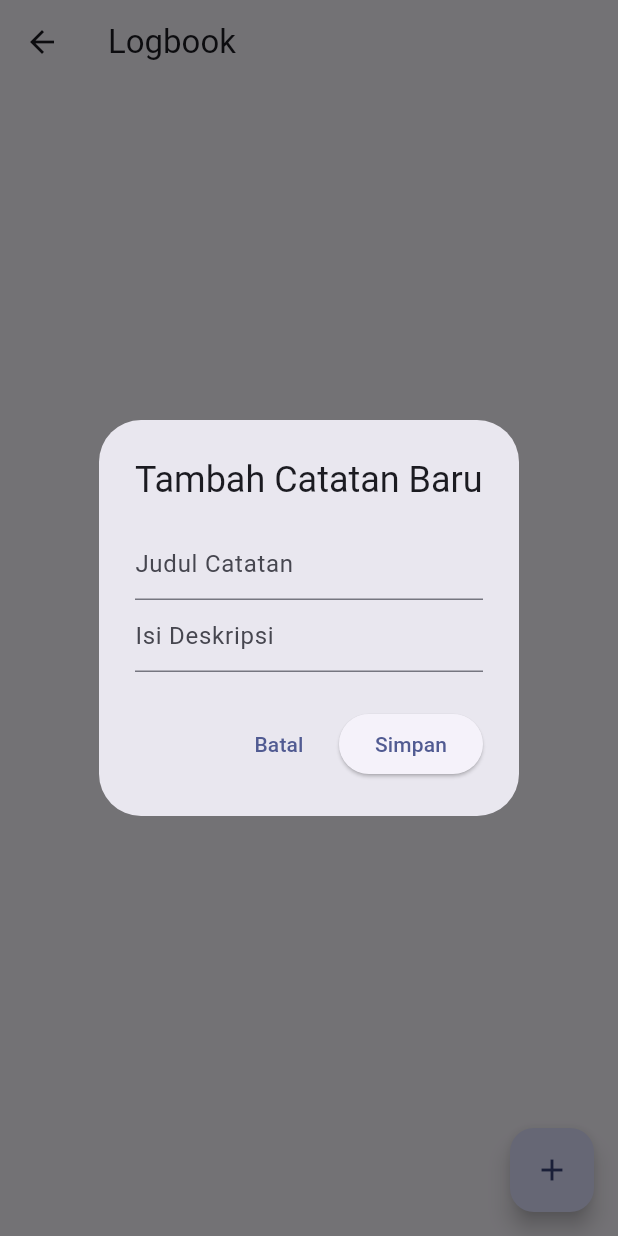
After one commit to SalmaArifahZahra/Proyek-4---MobileApp-1, a Flutter app: the LogView screen opened directly, after a tap on the "add" icon, on a phone screen of 412 x 824 dp. The commit adds this screen. Run offline on Flutter 3.47's test engine with Material 3 defaults, Android fonts, the phone set to English and light mode, and no system bars; our stand-ins replace lottie, shared_preferences; accounts and stored records are empty.

Commit message:
23/02/2026 add log_model, log_controller, log_view

```diff
--- /dev/null
+++ b/lib/features/logbook/log_controller.dart
@@ -0,0 +1,58 @@
+import 'dart:convert';
+import 'package:flutter/material.dart';
+import 'package:shared_preferences/shared_preferences.dart';
+import '../logbook/models/log_model.dart';
+
+class LogController {
+  final ValueNotifier<List<LogModel>> logsNotifier = ValueNotifier([]);
+  static const String _storageKey = 'user_logs_data';
+
+  LogController() {
+    loadFromDisk();
+  }
+
+  void addLog(String title, String desc) {
+    final newLog = LogModel(
+      title: title,
+      description: desc,
+      timestamp: DateTime.now().toString(),
+    );
+    logsNotifier.value = [...logsNotifier.value, newLog];
+    saveToDisk();
+  }
+
+  void updateLog(int index, String title, String desc) {
+    final currentLogs = List<LogModel>.from(logsNotifier.value);
+    currentLogs[index] = LogModel(
+      title: title,
+      description: desc,
+      timestamp: DateTime.now().toString(),
+    );
+    logsNotifier.value = currentLogs;
+    saveToDisk();
+  }
+
+  void removeLog(int index) {
+    final currentLogs = List<LogModel>.from(logsNotifier.value);
+    currentLogs.removeAt(index);
+    logsNotifier.value = currentLogs;
+    saveToDisk();
+  }
+
+  Future<void> saveToDisk() async {
+    final prefs = await SharedPreferences.getInstance();
+    final String encodedData = jsonEncode(
+      logsNotifier.value.map((e) => e.toMap()).toList(),
+    );
+    await prefs.setString(_storageKey, encodedData);
+  }
+
+  Future<void> loadFromDisk() async {
+    final prefs = await SharedPreferences.getInstance();
+    final String? data = prefs.getString(_storageKey);
+    if (data != null) {
+      final List decoded = jsonDecode(data);
+      logsNotifier.value = decoded.map((e) => LogModel.fromMap(e)).toList();
+    }
+  }
+}
--- /dev/null
+++ b/lib/features/logbook/log_view.dart
@@ -0,0 +1,153 @@
+import 'package:flutter/material.dart';
+import 'log_controller.dart';
+import 'models/log_model.dart';
+
+class LogView extends StatefulWidget {
+  const LogView({super.key});
+
+  @override
+  State<LogView> createState() => _LogViewState();
+}
+
+class _LogViewState extends State<LogView> {
+  final LogController _controller = LogController();
+
+  final TextEditingController _titleController = TextEditingController();
+  final TextEditingController _contentController = TextEditingController();
+
+  void _showAddLogDialog() {
+    showDialog(
+      context: context,
+      builder: (context) => AlertDialog(
+        title: const Text("Tambah Catatan Baru"),
+        content: Column(
+          mainAxisSize: MainAxisSize.min,
+          children: [
+            TextField(
+              controller: _titleController,
+              decoration: const InputDecoration(
+                hintText: "Judul Catatan",
+              ),
+            ),
+            TextField(
+              controller: _contentController,
+              decoration: const InputDecoration(
+                hintText: "Isi Deskripsi",
+              ),
+            ),
+          ],
+        ),
+        actions: [
+          TextButton(
+            onPressed: () => Navigator.pop(context),
+            child: const Text("Batal"),
+          ),
+          ElevatedButton(
+            onPressed: () {
+              _controller.addLog(
+                _titleController.text,
+                _contentController.text,
+              );
+
+              _titleController.clear();
+              _contentController.clear();
+              Navigator.pop(context);
+            },
+            child: const Text("Simpan"),
+          ),
+        ],
+      ),
+    );
+  }
+
+  void _showEditLogDialog(int index, LogModel log) {
+    _titleController.text = log.title;
+    _contentController.text = log.description;
+
+    showDialog(
+      context: context,
+      builder: (context) => AlertDialog(
+        title: const Text("Edit Catatan"),
+        content: Column(
+          mainAxisSize: MainAxisSize.min,
+          children: [
+            TextField(controller: _titleController),
+            TextField(controller: _contentController),
+          ],
+        ),
+        actions: [
+          TextButton(
+            onPressed: () => Navigator.pop(context),
+            child: const Text("Batal"),
+          ),
+          ElevatedButton(
+            onPressed: () {
+              _controller.updateLog(
+                index,
+                _titleController.text,
+                _contentController.text,
+              );
+
+              _titleController.clear();
+              _contentController.clear();
+              Navigator.pop(context);
+            },
+            child: const Text("Update"),
+          ),
+        ],
+      ),
+    );
+  }
+
+  @override
+  Widget build(BuildContext context) {
+    return Scaffold(
+      appBar: AppBar(
+        title: const Text("Logbook"),
+      ),
+
+      body: ValueListenableBuilder<List<LogModel>>(
+        valueListenable: _controller.logsNotifier,
+        builder: (context, currentLogs, child) {
+          if (currentLogs.isEmpty) {
+            return const Center(
+              child: Text("Belum ada catatan."),
+            );
+          }
+
+          return ListView.builder(
+            itemCount: currentLogs.length,
+            itemBuilder: (context, index) {
+              final log = currentLogs[index];
+
+              return Card(
+                child: ListTile(
+                  leading: const Icon(Icons.note),
+                  title: Text(log.title),
+                  subtitle: Text(log.description),
+                  trailing: Wrap(
+                    children: [
+                      IconButton(
+                        icon: const Icon(Icons.edit, color: Colors.blue),
+                        onPressed: () => _showEditLogDialog(index, log),
+                      ),
+                      IconButton(
+                        icon: const Icon(Icons.delete, color: Colors.red),
+                        onPressed: () => _controller.removeLog(index),
+                      ),
+                    ],
+                  ),
+                ),
+              );
+            },
+          );
+        },
+      ),
+
+      floatingActionButton: FloatingActionButton(
+        onPressed: _showAddLogDialog,
+        child: const Icon(Icons.add),
+      ),
+    );
+  }
+}
--- /dev/null
+++ b/lib/features/logbook/models/log_model.dart
@@ -0,0 +1,23 @@
+
+class LogModel{
+  final String title;
+  final String description;
+  final String timestamp;
+
+  LogModel({
+    required this.title,
+    required this.description,
+    required this.timestamp,
+  });
+
+  factory LogModel.fromMap(Map<String, dynamic>map){
+    return LogModel(title:map['title'],
+    description: map['description'],
+    timestamp: map['timestamp'],
+    );
+  }
+
+  Map<String,dynamic> toMap(){
+    return{'title': title, 'description':description, 'timestamp':timestamp};
+  }
+}
```
Also changed, not shown: lib/features/logbook/counter_view.dart (+11 -1 lines).
